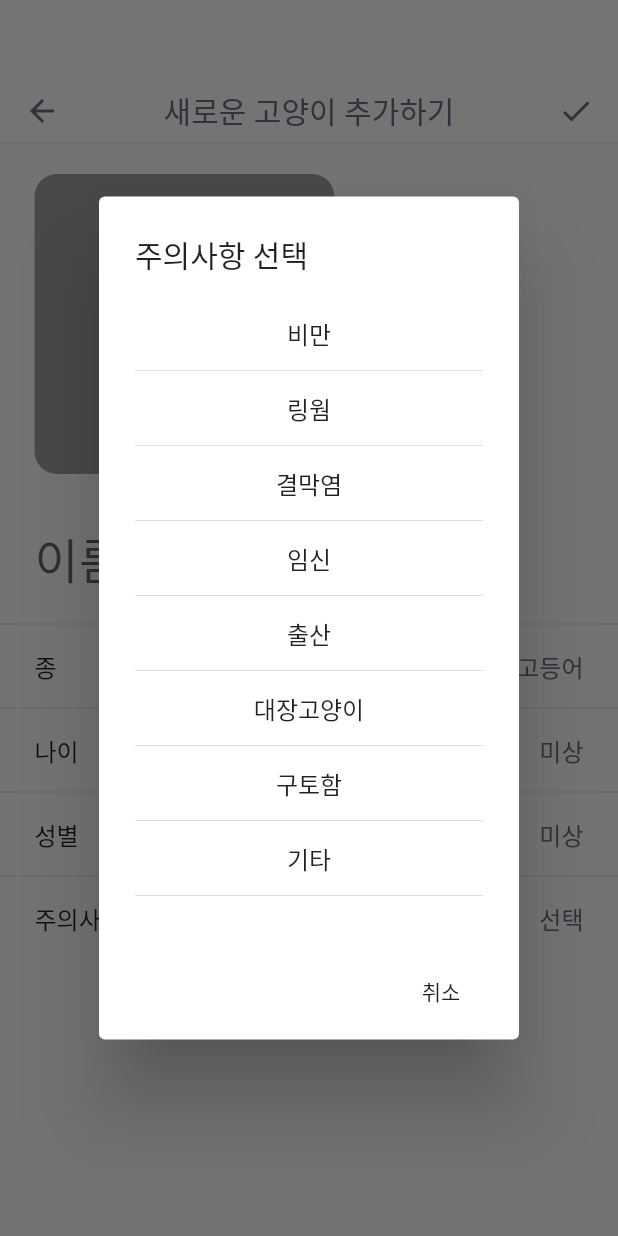
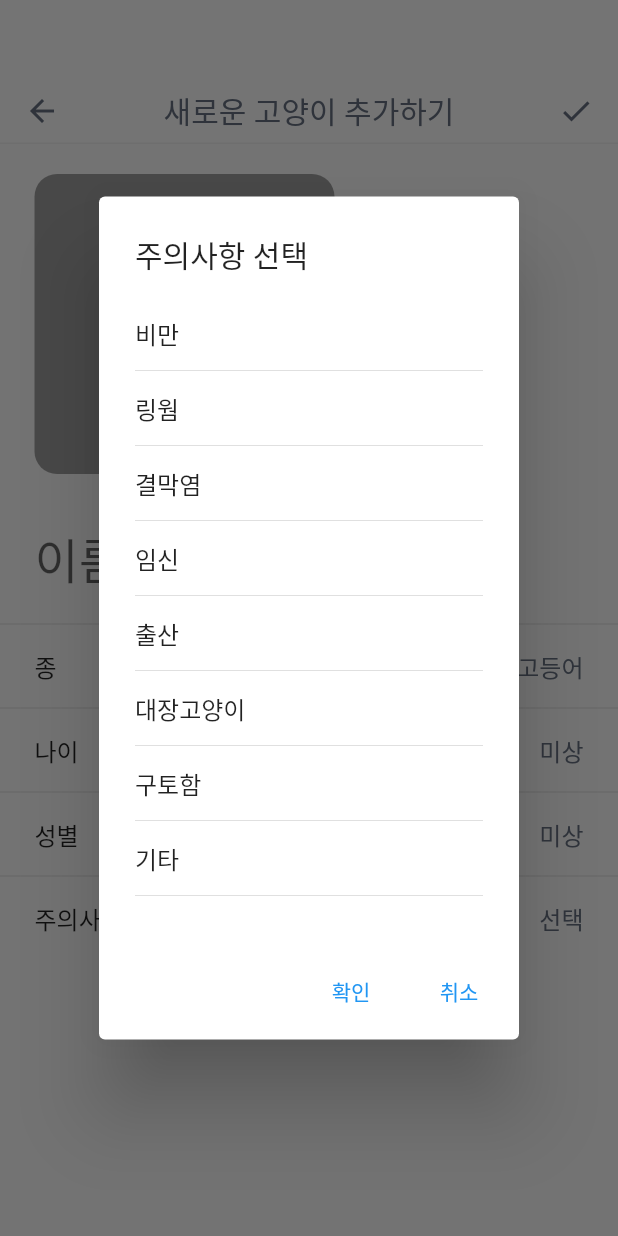
Before and after one commit to five-invincibles/front, a Flutter app: the InsertCatInfoPate screen opened directly, after a tap on "선택", on a phone screen of 412 x 824 dp. Run offline on Flutter 3.47's test engine with Material 2 defaults, Android fonts, the phone set to English and light mode, and no system bars; our stand-ins replace flutter_dotenv, geolocator, get, google_maps_flutter, image_picker, location and 1 more; missing offline and left inert: camera_camera, exif, kakao_flutter_sdk.

Commit message:
Add choice alert

```diff
--- a/lib/Controller/insert_cat_info_page_controller.dart
+++ b/lib/Controller/insert_cat_info_page_controller.dart
@@ -7,12 +7,13 @@ class InsertCatInfoController extends GetxController {
   RxString _age = RxString("미상");
   RxString _sex = RxString("미상");
   RxList<String> _alert = RxList();
+  List<String> _tmpAlert = [];
 
-  RxString? get species => _specise;
   String? get name => _name;
-  RxString? get age => _age;
-  RxString? get sex => _sex;
-  List<String> get alert => _alert.value;
+  String get species => _specise.value;
+  String get age => _age.value;
+  String get sex => _sex.value;
+  List<String> get alert => RxList.of(_alert);
 
   void setSpecies(String specise) {
     _specise.value = specise;
@@ -28,4 +29,12 @@ class InsertCatInfoController extends GetxController {
     _sex.value = sex;
     update();
   }
+
+  void setTmpAlert(List<String> list) {
+    _tmpAlert = list;
+  }
+
+  void applyAlert() {
+    _alert.value = _tmpAlert;
+  }
 }
--- a/lib/View/Widget/ChooseCat/chooseAlert.dart
+++ b/lib/View/Widget/ChooseCat/chooseAlert.dart
@@ -11,6 +11,8 @@ class ChooseAlert extends StatefulWidget {
 }
 
 class _ChooseAlertState extends State<ChooseAlert> {
+  late List<String> _list;
+
   final List<String> _alert = [
     "비만",
     "링웜",
@@ -23,9 +25,12 @@ class _ChooseAlertState extends State<ChooseAlert> {
   ];
 
   @override
+  void initState() {
+    _list = [...InsertCatInfoController.to.alert];
+  }
+
+  @override
   Widget build(BuildContext context) {
-    List<String> _list = [...InsertCatInfoController.to.alert];
-
     return ListView.builder(
         shrinkWrap: true,
         itemCount: _alert.length,
@@ -35,19 +40,19 @@ class _ChooseAlertState extends State<ChooseAlert> {
               GestureDetector(
                 onTap: () {
                   if (_list.contains(_alert[index])) {
-                    print("취소");
                     setState(() {
                       _list.remove(_alert[index]);
                     });
-
+                    InsertCatInfoController.to.setTmpAlert(_list);
                   } else {
-                    print("선택");
                     setState(() {
                       _list.add(_alert[index]);
                     });
+                    InsertCatInfoController.to.setTmpAlert(_list);
                   }
                 },
                 child: Container(
+                  width: double.infinity,
                   padding: EdgeInsets.only(top: 5, bottom: 5),
                   color: _list.contains(_alert[index])
                       ? Color(0xffF0F0F0)
--- a/lib/View/Widget/ChooseCat/markerList.dart
+++ b/lib/View/Widget/ChooseCat/markerList.dart
@@ -28,7 +28,7 @@ class MarkerList extends StatelessWidget {
                     decoration: BoxDecoration(
                       color: ChooseCatController.to.select == index
                           ? Colors.grey.withOpacity(0.2)
-                          : Color(0xffFCFCFC),
+                          : Color(0),
                       borderRadius: BorderRadius.circular(15)
                     ),
 
--- a/lib/View/insert_cat_info_page.dart
+++ b/lib/View/insert_cat_info_page.dart
@@ -42,6 +42,7 @@ class InsertCatInfoPate extends GetView<InsertInfoPageController> {
     void _showMarkerDialog() async {
       String result = await showDialog(
         context: context,
+        barrierDismissible: false,
         builder: (BuildContext context) {
           return AlertDialog(
             title: new Text("종 선택"),
@@ -64,7 +65,7 @@ class InsertCatInfoPate extends GetView<InsertInfoPageController> {
               new FlatButton(
                 child: new Text("취소"),
                 onPressed: () {
-                  Navigator.pop(context);
+                  Navigator.pop(context, InsertCatInfoController.to.species);
                 },
               ),
             ],
@@ -78,6 +79,7 @@ class InsertCatInfoPate extends GetView<InsertInfoPageController> {
     void _showAgeDialog() async {
       String result = await showDialog(
         context: context,
+        barrierDismissible: false,
         builder: (BuildContext context) {
           return AlertDialog(
             title: new Text("나이 선택"),
@@ -102,7 +104,7 @@ class InsertCatInfoPate extends GetView<InsertInfoPageController> {
               new FlatButton(
                 child: new Text("취소"),
                 onPressed: () {
-                  Navigator.pop(context);
+                  Navigator.pop(context, InsertCatInfoController.to.age);
                 },
               ),
             ],
@@ -116,9 +118,10 @@ class InsertCatInfoPate extends GetView<InsertInfoPageController> {
     void _showSexDialog() async {
       String result = await showDialog(
         context: context,
+        barrierDismissible: false,
         builder: (BuildContext context) {
           return AlertDialog(
-            title: new Text("성별 선택"),
+            title: Text("성별 선택"),
             content: ListView.builder(
                 shrinkWrap: true,
                 itemCount: _sex.length,
@@ -140,7 +143,7 @@ class InsertCatInfoPate extends GetView<InsertInfoPageController> {
               new FlatButton(
                 child: new Text("취소"),
                 onPressed: () {
-                  Navigator.pop(context);
+                  Navigator.pop(context, InsertCatInfoController.to.sex);
                 },
               ),
             ],
@@ -152,15 +155,22 @@ class InsertCatInfoPate extends GetView<InsertInfoPageController> {
 
     // 주의사항 선택
     void _showAlert() async {
-      List<String> _list = InsertCatInfoController.to.alert;
-      String result = await showDialog(
+      await showDialog(
         context: context,
+        barrierDismissible: false,
         builder: (BuildContext context) {
           return AlertDialog(
             title: Text("주의사항 선택"),
             content: ChooseAlert(),
             actions: <Widget>[
-              new FlatButton(
+              new TextButton(
+                child: new Text("확인"),
+                onPressed: () {
+                  InsertCatInfoController.to.applyAlert();
+                  Navigator.pop(context);
+                },
+              ),
+              new TextButton(
                 child: new Text("취소"),
                 onPressed: () {
                   Navigator.pop(context);
@@ -170,7 +180,6 @@ class InsertCatInfoPate extends GetView<InsertInfoPageController> {
           );
         },
       );
-      InsertCatInfoController.to.setSex(result);
     }
 
     TextEditingController inputController = TextEditingController();
@@ -237,7 +246,7 @@ class InsertCatInfoPate extends GetView<InsertInfoPageController> {
                   GestureDetector(
                     onTap: _showMarkerDialog,
                     child: Obx(() => Text(
-                          InsertCatInfoController.to.species!.value,
+                          InsertCatInfoController.to.species,
                           style: _selectTextStyle,
                         )),
                   )
@@ -256,7 +265,7 @@ class InsertCatInfoPate extends GetView<InsertInfoPageController> {
                       _showAgeDialog();
                     },
                     child: Obx(() => Text(
-                          InsertCatInfoController.to.age!.value,
+                          InsertCatInfoController.to.age,
                           style: _selectTextStyle,
                         )),
                   )
@@ -276,7 +285,7 @@ class InsertCatInfoPate extends GetView<InsertInfoPageController> {
                       },
                       child: Obx(
                         () => Text(
-                          InsertCatInfoController.to.sex!.value,
+                          InsertCatInfoController.to.sex,
                           style: _selectTextStyle,
                         ),
                       ))
@@ -294,11 +303,13 @@ class InsertCatInfoPate extends GetView<InsertInfoPageController> {
                     onTap: () {
                       _showAlert();
                     },
-                    child: Text(
-                      "선택",
+                    child: Obx(() =>Text(
+                      InsertCatInfoController.to.alert.length == 0 ?
+                        "선택" :
+                        "${InsertCatInfoController.to.alert[0]} 등 ${InsertCatInfoController.to.alert.length} 개",
                       style: _selectTextStyle,
                     ),
-                  )
+                  ))
                 ]),
           ),
         ],
--- a/pubspec.yaml
+++ b/pubspec.yaml
@@ -19,7 +19,6 @@ dependencies:
   image_picker: ^0.8.5+3
   exif: ^3.1.1
   flutter_dotenv: ^5.0.2
-
   searchfield: ^0.6.6
   camera_camera: ^2.0.2
   geolocator: ^8.2.1
```
Also changed, not shown: 1 other file. Lines whose indentation alone changed are shown as unchanged.
